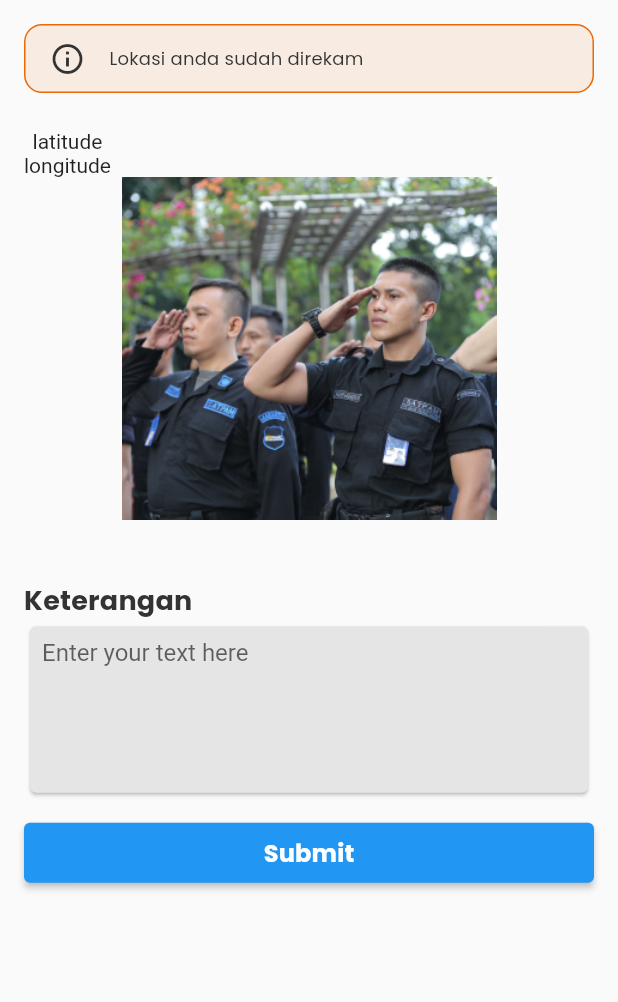
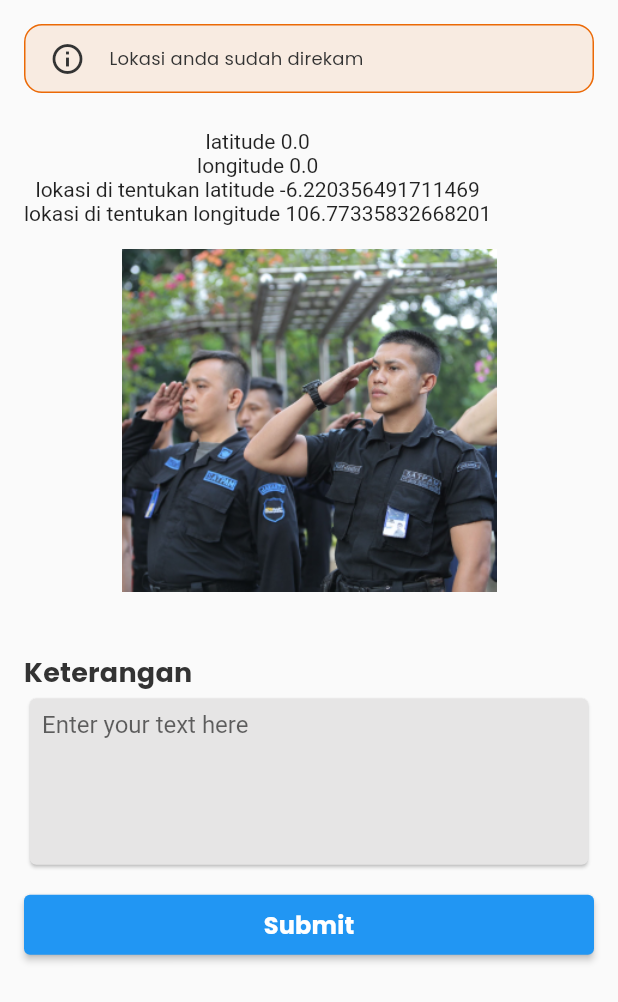
Before and after one commit to renwidjaya/security-app, a Flutter app: the CaptureScreen screen opened directly, on a phone screen of 412 x 824 dp. Shown: the top 1002 px of the screen. Run offline on Flutter 3.47's test engine with Material 2 defaults, Android fonts, the phone set to English and light mode, and no system bars; our stand-ins replace carousel_slider, geocoding, geolocator, google_fonts, shared_preferences; missing offline and left inert: d_chart; accounts and stored records are empty; network calls fail.

Commit message:
update rendy

```diff
--- a/lib/providers/satker_provider.dart
+++ /dev/null
@@ -1,37 +0,0 @@
-import 'package:flutter/material.dart';
-import 'package:security_app/repositories/model/satker_model.dart';
-import 'package:security_app/repositories/service/satker_service.dart';
-import 'package:security_app/utils/state.dart';
-
-class SatkersProvider extends ChangeNotifier {
-  final SatkerService satkerService;
-  SatkersProvider({required this.satkerService});
-
-  ViewState _state = ViewState.initial;
-  ViewState get state => _state;
-
-  Satkers? _satkers = Satkers(
-    code: 0,
-    message: '',
-    data: [],
-  );
-  Satkers? get satkers => _satkers;
-
-  getSatker({required int id}) async {
-    _state = ViewState.loading;
-    notifyListeners();
-    try {
-      _satkers = await satkerService.getSatker(id);
-      if (_satkers!.data.isEmpty) {
-        _state = ViewState.noData;
-        notifyListeners();
-      } else {
-        _state = ViewState.hasData;
-        notifyListeners();
-      }
-    } catch (e) {
-      _state = ViewState.error;
-      notifyListeners();
-    }
-  }
-}
--- a/lib/repositories/model/satker_model.dart
+++ b/lib/repositories/model/satker_model.dart
@@ -1,32 +1,3 @@
-import 'dart:convert';
-
-Satker satkerFromJson(String str) => Satker.fromJson(json.decode(str));
-
-String satkerToJson(Satker data) => json.encode(data.toJson());
-
-class Satkers {
-  Satkers({
-    required this.code,
-    required this.message,
-    required this.data,
-  });
-
-  int code;
-  String message;
-  List<Satker> data;
-
-  factory Satkers.fromJson(Map<String, dynamic> json) => Satkers(
-        code: json["code"],
-        message: json["message"],
-        data: List<Satker>.from(json["data"].map((x) => Satker.fromJson(x))),
-      );
-
-  Map<String, dynamic> toJson() => {
-        "code": code,
-        "message": message,
-        "data": List<dynamic>.from(data.map((x) => x.toJson())),
-      };
-}
 
 class Satker {
   Satker({
--- a/lib/ui/screen/capture_screen.dart
+++ b/lib/ui/screen/capture_screen.dart
@@ -1,9 +1,10 @@
 import 'dart:async';
 import 'package:flutter/material.dart';
 import 'package:geolocator/geolocator.dart';
+import 'package:geocoding/geocoding.dart';
 import 'package:security_app/ui/style/app_colors.dart';
 import 'package:security_app/ui/style/text_tyle_constants.dart';
-import 'package:security_app/providers/satker_provider.dart';
+import 'package:security_app/repositories/service/satker_service.dart';
 
 class CaptureScreen extends StatefulWidget {
   const CaptureScreen({super.key});
@@ -13,8 +14,10 @@ class CaptureScreen extends StatefulWidget {
 }
 
 class _CaptureScreenState extends State<CaptureScreen> {
-  late final SatkersProvider satkerService;
-  String lat = "", long = "";
+  double lat = 0, long = 0;
+  double latSatker = -6.220356491711469, longSatker = 106.77335832668201;
+  double totalDirection = 0.0;
+  String address = "";
   bool servicestatus = false;
   bool haspermission = false;
   late Position position;
@@ -24,13 +27,19 @@ class _CaptureScreenState extends State<CaptureScreen> {
   @override
   void initState() {
     checkGps();
-    getSakertById();
+    satkerLocation();
     super.initState();
   }
 
-  getSakertById() async {
-    // final result = await satkerService.getSatker(id: 1);
-    // print(result);
+  satkerLocation() async {
+    // final List<String> item = getListData(Keys.user);
+    // print(item);
+
+    final result = await getSatker(3);
+    // setState(() {
+    //   latSatker = result.latitude;
+    //   longSatker = result.longitude;
+    // });
   }
 
   checkGps() async {
@@ -62,13 +71,14 @@ class _CaptureScreenState extends State<CaptureScreen> {
     }
   }
 
-  getLocation() async {
+  Future getLocation() async {
     position = await Geolocator.getCurrentPosition(
         desiredAccuracy: LocationAccuracy.high);
 
+    getDistance(position);
     setState(() {
-      lat = position.latitude.toString();
-      long = position.longitude.toString();
+      lat = position.latitude;
+      long = position.longitude;
     });
 
     LocationSettings locationSettings = const LocationSettings(
@@ -80,9 +90,41 @@ class _CaptureScreenState extends State<CaptureScreen> {
         Geolocator.getPositionStream(locationSettings: locationSettings)
             .listen((Position position) {
       setState(() {
-        lat = position.latitude.toString();
-        long = position.longitude.toString();
+        lat = position.latitude;
+        long = position.longitude;
       });
+
+      double distanceInMeters = Geolocator.distanceBetween(
+          latSatker, longSatker, position.latitude, position.longitude);
+      double distanceInKiloMeters = distanceInMeters / 1000;
+      double roundDistanceInKM =
+          double.parse((distanceInKiloMeters).toStringAsFixed(2));
+
+      print(distanceInKiloMeters);
+    });
+
+    // var address = await Geolocator.local.findAd
+  }
+
+  getDistance(pos) async {
+    List<Placemark> placemarks =
+        await placemarkFromCoordinates(pos.latitude, pos.longitude);
+    print(placemarks);
+    double distanceInMeters =
+        Geolocator.distanceBetween(latSatker, longSatker, lat, long);
+    double distanceInKiloMeters = distanceInMeters / 1000;
+    double roundDistanceInKM =
+        double.parse((distanceInKiloMeters).toStringAsFixed(2));
+    // print(distanceInKiloMeters);
+    Placemark placemark = placemarks[0];
+    String street = placemark.street.toString();
+    String locality = placemark.locality.toString();
+    String sublocality = placemark.subLocality.toString();
+    String city = placemark.subAdministrativeArea.toString();
+    String postalCode = placemark.postalCode.toString();
+
+    setState(() {
+      address = "$street $locality $sublocality $city $postalCode";
     });
   }
 
@@ -101,7 +143,13 @@ class _CaptureScreenState extends State<CaptureScreen> {
               ),
               Column(
                 mainAxisAlignment: MainAxisAlignment.center,
-                children: [Text("latitude $lat"), Text("longitude $long")],
+                children: [
+                  Text("latitude $lat"),
+                  Text("longitude $long"),
+                  Text("lokasi di tentukan latitude $latSatker"),
+                  Text("lokasi di tentukan longitude $longSatker"),
+                  Text(address)
+                ],
               ),
               Center(
                 child: Image.asset(
--- a/lib/utils/constants_utils.dart
+++ b/lib/utils/constants_utils.dart
@@ -4,3 +4,9 @@ class ConstantsUtils {
   static const String articles = "article";
   static const String satker = "satker";
 }
+
+class Keys {
+  static const String user = "USER";
+  static const String token = "TOKEN";
+  static const String satker = "SATKER";
+}
--- a/pubspec.yaml
+++ b/pubspec.yaml
@@ -43,6 +43,7 @@ dependencies:
   geocoding: ^2.0.5
   geolocator: ^9.0.2
   http: ^0.13.5
+  shared_preferences: ^2.0.15
 
 dev_dependencies:
   flutter_test:
```
Also changed, not shown: lib/main.dart (+0 -9 lines), lib/repositories/service/login_services.dart (deleted, +0 -31 lines), lib/repositories/service/satker_service.dart (+3 -5 lines), lib/ui/screen/home_screen.dart (+6 -6 lines), lib/utils/shared_preferance_utils.dart (added, +27 -0 lines), pubspec.lock, 1 other file.
